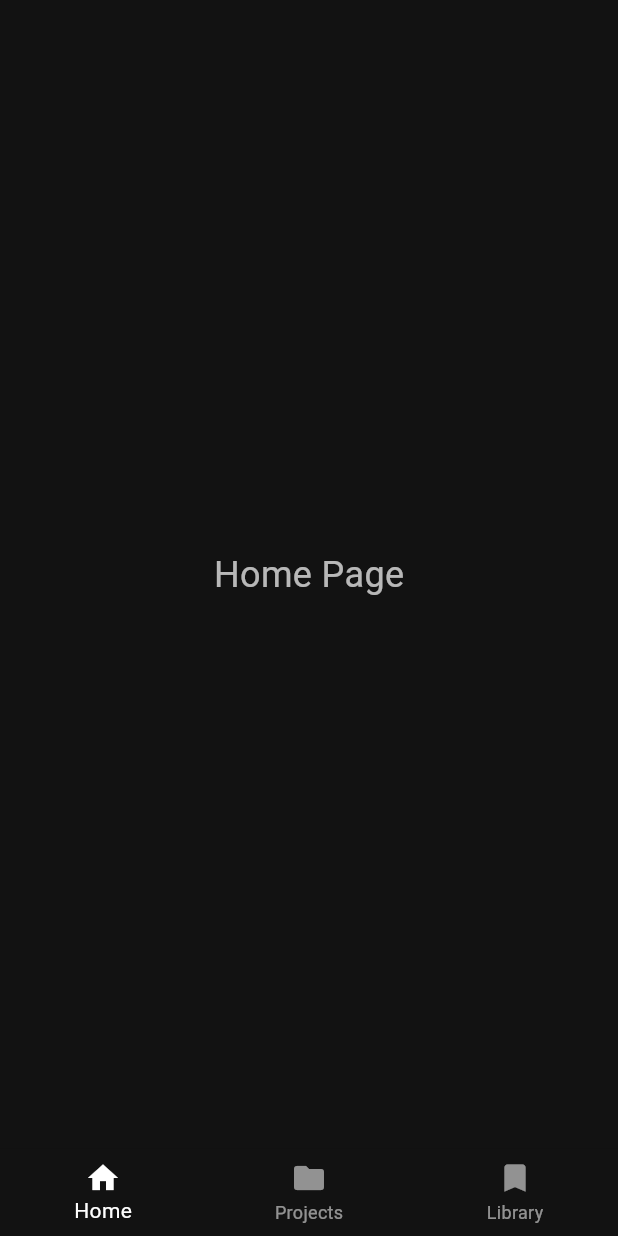
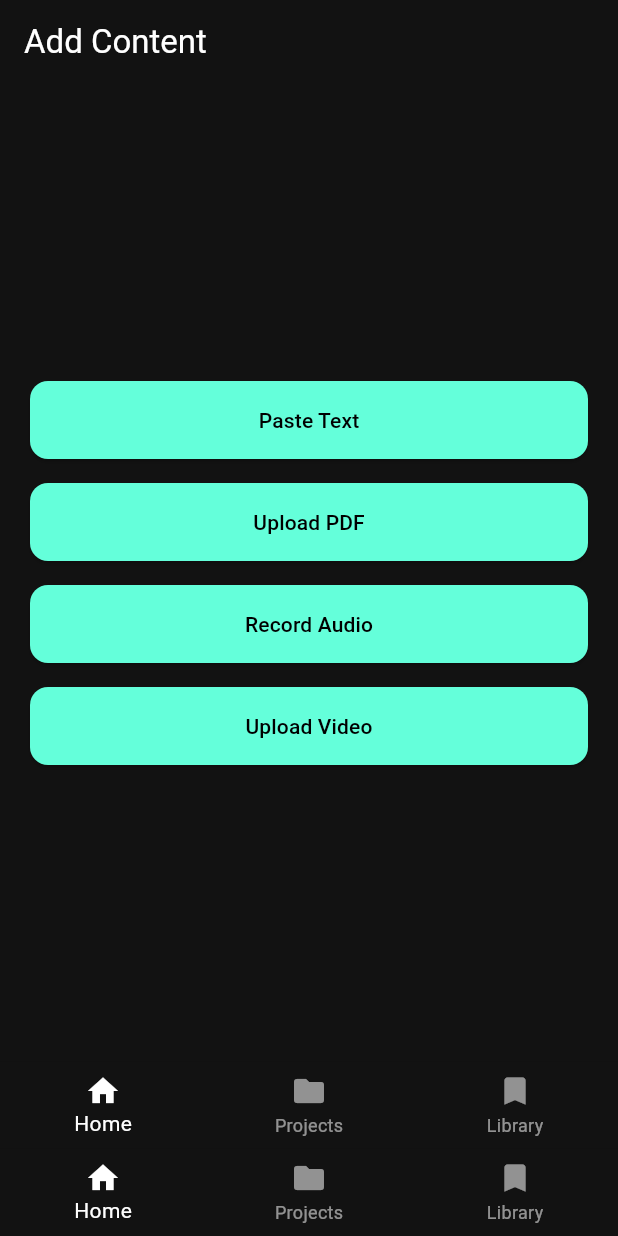
Before and after one commit to AlexPraxedes12/LearnSynth, a Flutter app: the screen it shows after launch, on a phone screen of 412 x 824 dp. Run offline on Flutter 3.47's test engine with Material 3 defaults, Android fonts, the light colour scheme and no system bars.

Commit message:
Add modular screens and dark theme

```diff
--- /dev/null
+++ b/frontend/learnsynth/lib/constants.dart
@@ -0,0 +1,11 @@
+class Routes {
+  static const String home = '/';
+  static const String processing = '/processing';
+  static const String analysis = '/analysis';
+  static const String methodSelection = '/method-selection';
+  static const String deepUnderstanding = '/deep-understanding';
+  static const String memorization = '/memorization';
+  static const String contextualAssociation = '/contextual-association';
+  static const String interactiveEvaluation = '/interactive-evaluation';
+  static const String progress = '/progress';
+}
--- a/frontend/learnsynth/lib/main.dart
+++ b/frontend/learnsynth/lib/main.dart
@@ -1,5 +1,15 @@
 import 'package:flutter/material.dart';
-import 'screens/home.dart';
+import 'constants.dart';
+import 'theme/app_theme.dart';
+import 'screens/home_screen.dart';
+import 'screens/processing_screen.dart';
+import 'screens/analysis_screen.dart';
+import 'screens/method_selection_screen.dart';
+import 'screens/deep_understanding_screen.dart';
+import 'screens/memorization_screen.dart';
+import 'screens/contextual_association_screen.dart';
+import 'screens/interactive_evaluation_screen.dart';
+import 'screens/progress_screen.dart';
 
 void main() {
   runApp(const StudyApp());
@@ -13,22 +23,19 @@ class StudyApp extends StatelessWidget {
     return MaterialApp(
       title: 'Interactive Learning App',
       debugShowCheckedModeBanner: false,
-      theme: ThemeData.dark().copyWith(
-        scaffoldBackgroundColor: const Color(0xFF121212),
-        appBarTheme: const AppBarTheme(
-          backgroundColor: Color(0xFF121212),
-          elevation: 0,
-          iconTheme: IconThemeData(color: Colors.white),
-          titleTextStyle: TextStyle(
-            color: Colors.white,
-            fontSize: 20,
-            fontWeight: FontWeight.bold,
-          ),
-        ),
-        textTheme: const TextTheme(bodyMedium: TextStyle(color: Colors.white)),
-        useMaterial3: true,
-      ),
-      home: const MainNavigation(),
+      theme: AppTheme.darkTheme,
+      initialRoute: Routes.home,
+      routes: {
+        Routes.home: (_) => const MainNavigation(),
+        Routes.processing: (_) => const ProcessingScreen(),
+        Routes.analysis: (_) => const AnalysisScreen(),
+        Routes.methodSelection: (_) => const MethodSelectionScreen(),
+        Routes.deepUnderstanding: (_) => const DeepUnderstandingScreen(),
+        Routes.memorization: (_) => const MemorizationScreen(),
+        Routes.contextualAssociation: (_) => const ContextualAssociationScreen(),
+        Routes.interactiveEvaluation: (_) => const InteractiveEvaluationScreen(),
+        Routes.progress: (_) => const ProgressScreen(),
+      },
     );
   }
 }
@@ -42,10 +49,10 @@ class MainNavigation extends StatefulWidget {
 
 class _MainNavigationState extends State<MainNavigation> {
   int _selectedIndex = 0;
-  final List<Widget> _screens = [
-    const PlaceholderScreen(title: 'Home'),
-    const Home(),
-    const PlaceholderScreen(title: 'Library'),
+  final List<Widget> _screens = const [
+    HomeScreen(),
+    ProgressScreen(),
+    PlaceholderScreen(title: 'Library'),
   ];
 
   void _onItemTapped(int index) {
@@ -61,7 +68,7 @@ class _MainNavigationState extends State<MainNavigation> {
       bottomNavigationBar: BottomNavigationBar(
         currentIndex: _selectedIndex,
         onTap: _onItemTapped,
-        backgroundColor: const Color(0xFF121212),
+        backgroundColor: AppTheme.background,
         selectedItemColor: Colors.white,
         unselectedItemColor: Colors.white54,
         items: const [
--- /dev/null
+++ b/frontend/learnsynth/lib/screens/contextual_association_screen.dart
@@ -0,0 +1,27 @@
+import 'package:flutter/material.dart';
+
+class ContextualAssociationScreen extends StatelessWidget {
+  const ContextualAssociationScreen({super.key});
+
+  @override
+  Widget build(BuildContext context) {
+    return Scaffold(
+      appBar: AppBar(title: const Text('Contextual Association')),
+      body: Padding(
+        padding: const EdgeInsets.all(20.0),
+        child: Column(
+          children: const [
+            Text(
+              'Main content text goes here',
+              style: TextStyle(fontSize: 16),
+            ),
+            SizedBox(height: 16),
+            Text('📚'),
+            SizedBox(height: 16),
+            Text('Learning Flutter is like assembling building blocks.'),
+          ],
+        ),
+      ),
+    );
+  }
+}
--- /dev/null
+++ b/frontend/learnsynth/lib/screens/home_screen.dart
@@ -0,0 +1,58 @@
+import 'package:flutter/material.dart';
+import '../widgets/primary_button.dart';
+import '../constants.dart';
+import '../theme/app_theme.dart';
+
+class HomeScreen extends StatelessWidget {
+  const HomeScreen({super.key});
+
+  @override
+  Widget build(BuildContext context) {
+    return Scaffold(
+      appBar: AppBar(
+        title: const Text('Add Content'),
+      ),
+      body: Padding(
+        padding: const EdgeInsets.all(20.0),
+        child: Center(
+          child: SingleChildScrollView(
+            child: Column(
+              crossAxisAlignment: CrossAxisAlignment.stretch,
+              children: [
+                PrimaryButton(
+                  label: 'Paste Text',
+                  onPressed: () => Navigator.pushNamed(context, Routes.processing),
+                ),
+                const SizedBox(height: 16),
+                PrimaryButton(
+                  label: 'Upload PDF',
+                  onPressed: () => Navigator.pushNamed(context, Routes.processing),
+                ),
+                const SizedBox(height: 16),
+                PrimaryButton(
+                  label: 'Record Audio',
+                  onPressed: () => Navigator.pushNamed(context, Routes.processing),
+                ),
+                const SizedBox(height: 16),
+                PrimaryButton(
+                  label: 'Upload Video',
+                  onPressed: () => Navigator.pushNamed(context, Routes.processing),
+                ),
+              ],
+            ),
+          ),
+        ),
+      ),
+      bottomNavigationBar: BottomNavigationBar(
+        backgroundColor: AppTheme.background,
+        selectedItemColor: Colors.white,
+        unselectedItemColor: Colors.white54,
+        items: const [
+          BottomNavigationBarItem(icon: Icon(Icons.home), label: 'Home'),
+          BottomNavigationBarItem(icon: Icon(Icons.folder), label: 'Projects'),
+          BottomNavigationBarItem(icon: Icon(Icons.bookmark), label: 'Library'),
+        ],
+      ),
+    );
+  }
+}
--- /dev/null
+++ b/frontend/learnsynth/lib/theme/app_theme.dart
@@ -0,0 +1,27 @@
+import 'package:flutter/material.dart';
+
+class AppTheme {
+  AppTheme._();
+
+  static const Color background = Color(0xFF121212);
+  static const Color accentTeal = Color(0xFF64FFDA);
+  static const Color accentViolet = Color(0xFF9F7AEA);
+  static const Color accentGray = Color(0xFF616161);
+
+  static ThemeData get darkTheme {
+    return ThemeData.dark().copyWith(
+      scaffoldBackgroundColor: background,
+      colorScheme: const ColorScheme.dark(
+        primary: accentTeal,
+      ),
+      appBarTheme: const AppBarTheme(
+        backgroundColor: background,
+        elevation: 0,
+      ),
+      textTheme: const TextTheme(
+        bodyMedium: TextStyle(color: Colors.white70),
+      ),
+      useMaterial3: true,
+    );
+  }
+}
--- /dev/null
+++ b/frontend/learnsynth/lib/widgets/primary_button.dart
@@ -0,0 +1,27 @@
+import 'package:flutter/material.dart';
+import '../theme/app_theme.dart';
+
+class PrimaryButton extends StatelessWidget {
+  final String label;
+  final VoidCallback onPressed;
+  const PrimaryButton({super.key, required this.label, required this.onPressed});
+
+  @override
+  Widget build(BuildContext context) {
+    return SizedBox(
+      width: double.infinity,
+      child: ElevatedButton(
+        style: ElevatedButton.styleFrom(
+          backgroundColor: AppTheme.accentTeal,
+          foregroundColor: Colors.black,
+          padding: const EdgeInsets.symmetric(vertical: 16),
+          shape: RoundedRectangleBorder(
+            borderRadius: BorderRadius.circular(12),
+          ),
+        ),
+        onPressed: onPressed,
+        child: Text(label),
+      ),
+    );
+  }
+}
```
Also changed, not shown: frontend/learnsynth/lib/screens/analysis_screen.dart (added, +35 -0 lines), frontend/learnsynth/lib/screens/deep_understanding_screen.dart (added, +37 -0 lines), frontend/learnsynth/lib/screens/home.dart (deleted, +0 -105 lines), frontend/learnsynth/lib/screens/interactive_evaluation_screen.dart (added, +28 -0 lines), frontend/learnsynth/lib/screens/memorization_screen.dart (added, +34 -0 lines), frontend/learnsynth/lib/screens/method_selection_screen.dart (added, +48 -0 lines), frontend/learnsynth/lib/screens/processing_screen.dart (added, +30 -0 lines), frontend/learnsynth/lib/screens/progress_screen.dart (added, +25 -0 lines), frontend/learnsynth/lib/widgets/flashcard_widget.dart (added, +44 -0 lines), frontend/learnsynth/lib/widgets/method_card.dart (added, +52 -0 lines), frontend/learnsynth/lib/widgets/progress_summary_card.dart (added, +25 -0 lines), frontend/learnsynth/lib/widgets/quiz_question_card.dart (added, +49 -0 lines), frontend/learnsynth/lib/widgets/quote_card.dart (added, +21 -0 lines).
